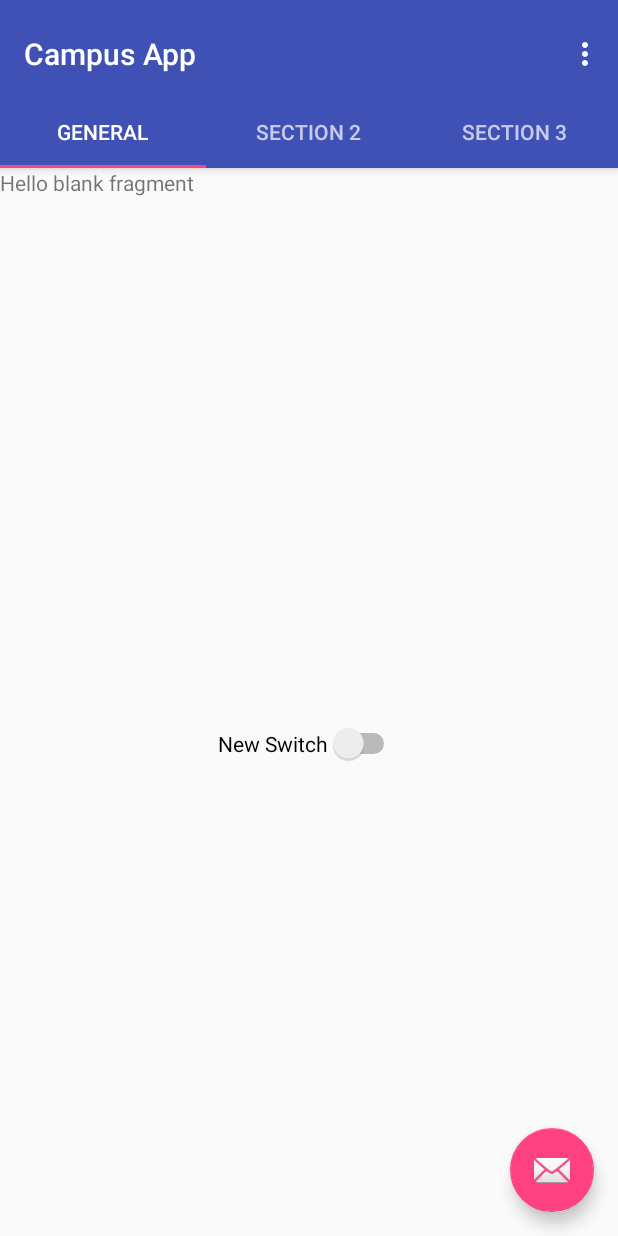
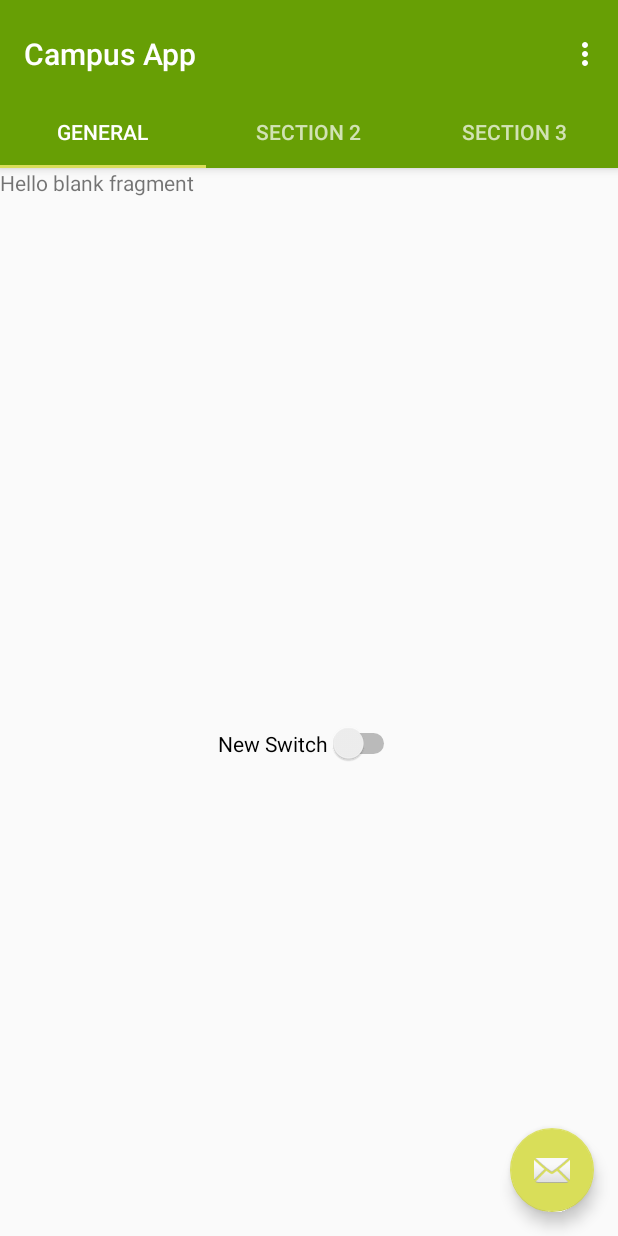
Before and after one commit to Dasboot867/ArchwoodCampusApp, an Android app: the screen it shows after launch (MainActivity), on a phone screen of 412 x 824 dp. Run offline under Robolectric (Android 15) with nearby library versions, the phone set to English and light mode, and no system bars.

Commit message:
prepared to access internet outside of the main thread

```diff
--- a/app/src/main/AndroidManifest.xml
+++ b/app/src/main/AndroidManifest.xml
@@ -16,6 +16,9 @@
                 <action android:name="android.intent.action.MAIN" />
 
                 <category android:name="android.intent.category.LAUNCHER" />
+                <uses-permission android:name="android.permission.INTERNET"/>
+                <uses-permission android:name="android.permission.ACCESS_NETWORK_STATE" />
+
             </intent-filter>
         </activity>
     </application>
--- a/app/src/main/java/org/archwood/campusapp/MainActivity.java
+++ b/app/src/main/java/org/archwood/campusapp/MainActivity.java
@@ -28,9 +28,8 @@ import org.jsoup.nodes.Document;
 
 public class MainActivity extends AppCompatActivity {
 
-    public void today(View view){
-        //download html library...again
 
+       public static void today(View view){
            try {
                String userAgent = "Mozilla/5.0 (Windows NT 10.0; Win64; x64) AppleWebKit/537.36 (KHTML, like Gecko) Chrome/48.0.2564.109 Safari/537.36";
                String url = "http://www.archwood.org/feed/";
@@ -47,18 +46,24 @@ public class MainActivity extends AppCompatActivity {
                int i = body.lastIndexOf('[', bellIndex);
                int dayIndex = body.indexOf("Day", bellIndex);
                String theDay = body.substring(dayIndex, dayIndex + 5);
+
                String theBell = body.substring(i+1, bellIndex - 1);
-
-            Snackbar.make(view,"Good morning, Wood!  Today is " +
+               Snackbar.make(view, "Good morning, Wood!  Today is " +
                        theBell + " Bell, " + theDay, Snackbar.LENGTH_LONG)
                        .show();
 
-        } catch (Exception e) {
+           }catch (Exception e) {
                e.printStackTrace();
+           }
        }
 
 
-    }
+
+
+
+
+
+
 
 
     /**
--- a/app/src/main/res/values/colors.xml
+++ b/app/src/main/res/values/colors.xml
@@ -1,6 +1,6 @@
 <?xml version="1.0" encoding="utf-8"?>
 <resources>
-    <color name="colorPrimary">#3F51B5</color>
-    <color name="colorPrimaryDark">#303F9F</color>
-    <color name="colorAccent">#FF4081</color>
+    <color name="colorPrimary">#679f05</color>
+    <color name="colorPrimaryDark">#060606</color>
+    <color name="colorAccent">#d9de59</color>
 </resources>
```
Lines whose indentation alone changed are shown as unchanged.
